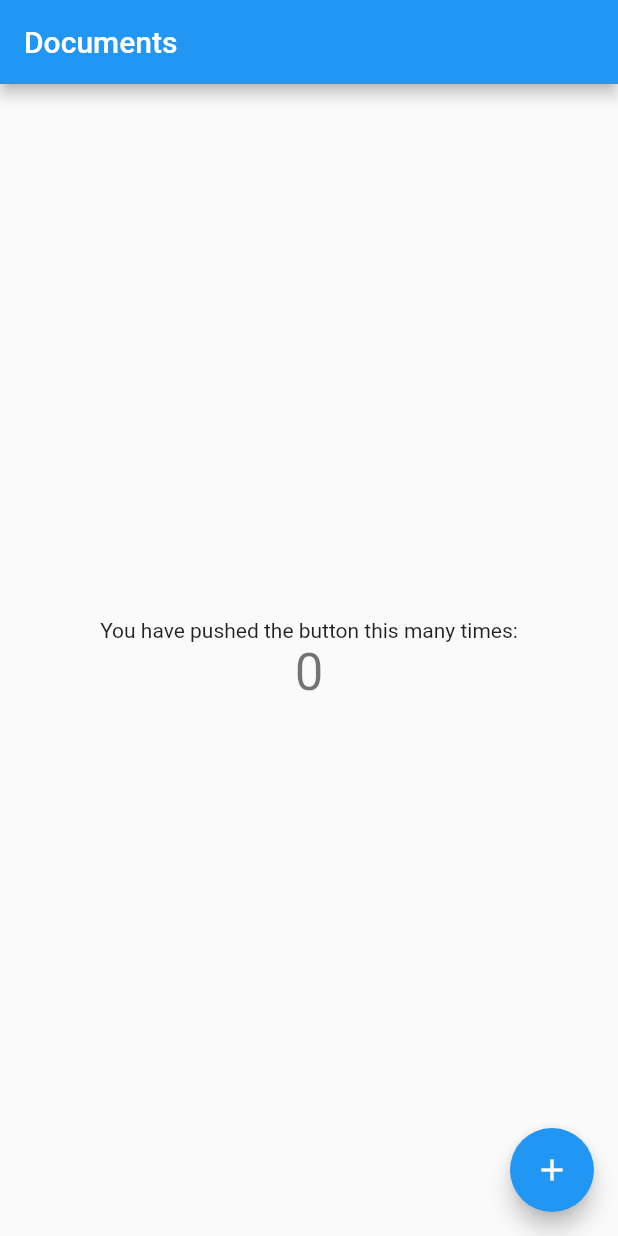
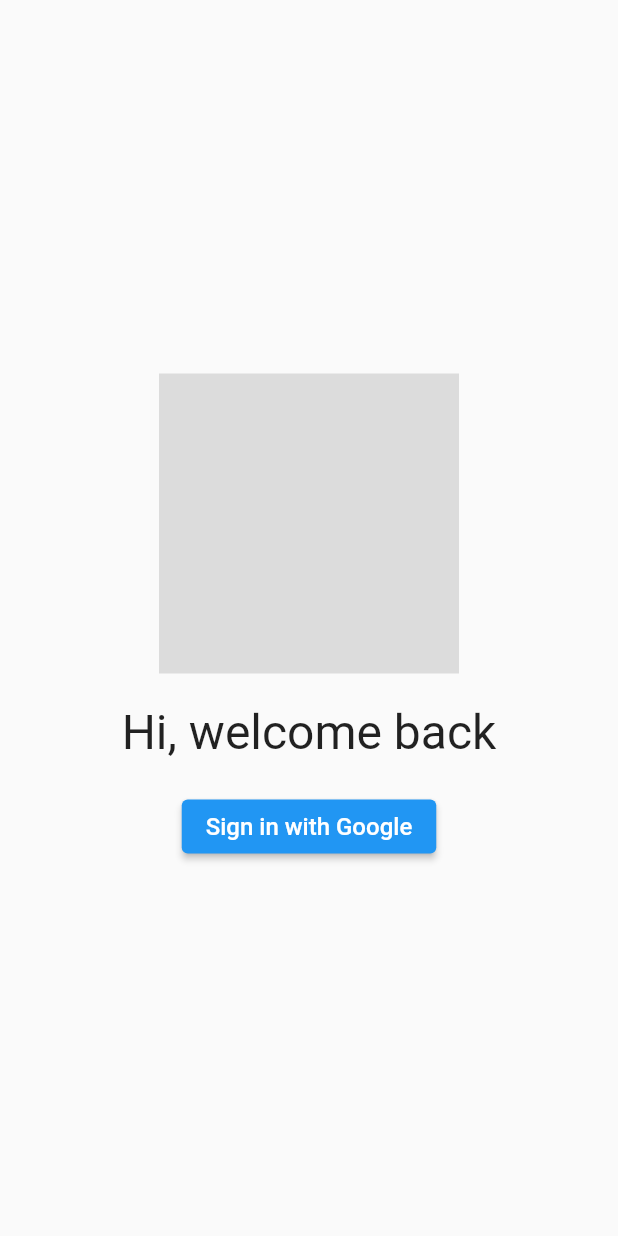
Before and after one commit to DocentSzachista/PIM-project, a Flutter app: the screen it shows after launch, on a phone screen of 412 x 824 dp. Run offline on Flutter 3.47's test engine with Material 2 defaults, Android fonts, the light colour scheme and no system bars; our stand-ins replace firebase_auth, firebase_core, google_sign_in; accounts and stored records are empty; generated files the repository leaves out were written again.

Commit message:
add fully operational google sign in with sample view

```diff
--- a/document_ocr/lib/main.dart
+++ b/document_ocr/lib/main.dart
@@ -1,8 +1,17 @@
+import 'package:document_ocr/pages/logged_in.dart';
+import 'package:document_ocr/pages/login_page.dart';
+import 'package:document_ocr/provider/google_sign_in.dart';
 import 'package:flutter/material.dart';
 import 'package:flutter_localizations/flutter_localizations.dart';
 import 'package:flutter_gen/gen_l10n/app_localizations.dart';
+import 'package:firebase_core/firebase_core.dart';
+import 'package:google_sign_in/google_sign_in.dart';
+import 'package:provider/provider.dart';
+import 'package:firebase_auth/firebase_auth.dart';
 
-void main() {
+void main() async {
+  WidgetsFlutterBinding.ensureInitialized();
+  await Firebase.initializeApp();
   runApp(const MyApp());
 }
 
@@ -11,7 +20,9 @@
 
   @override
   Widget build(BuildContext context) {
-    return MaterialApp(
+    return ChangeNotifierProvider(
+        create: (context) => GoogleSignInProvider(),
+        child: MaterialApp(
           title: 'Flutter Demo',
           localizationsDelegates: const [
             AppLocalizations.delegate,
@@ -27,7 +38,7 @@
             primarySwatch: Colors.blue,
           ),
           home: const MyHomePage(title: 'Flutter Demo Home Page'),
-    );
+        ));
   }
 }
 
@@ -41,39 +52,23 @@
 }
 
 class _MyHomePageState extends State<MyHomePage> {
-  int _counter = 0;
-
-  void _incrementCounter() {
-    setState(() {
-      _counter++;
-    });
-  }
-
   @override
   Widget build(BuildContext context) {
-    return Scaffold(
-      appBar: AppBar(
-        title: Text(AppLocalizations.of(context)!.homePageAppBar),
-      ),
-      body: Center(
-        child: Column(
-          mainAxisAlignment: MainAxisAlignment.center,
-          children: <Widget>[
-            const Text(
-              'You have pushed the button this many times:',
-            ),
-            Text(
-              '$_counter',
-              style: Theme.of(context).textTheme.headline4,
-            ),
-          ],
-        ),
-      ),
-      floatingActionButton: FloatingActionButton(
-        onPressed: _incrementCounter,
-        tooltip: 'Increment',
-        child: const Icon(Icons.add),
-      ),
+    return StreamBuilder(
+      stream: FirebaseAuth.instance.authStateChanges(),
+      builder: (context, snapshot) {
+        if (snapshot.connectionState == ConnectionState.waiting) {
+          return Center(child: CircularProgressIndicator());
+        } else if (snapshot.hasData) {
+          return LoggedIn();
+        } else if (snapshot.hasError) {
+          return Center(
+            child: Text("Something went wrong, try again"),
+          );
+        } else {
+          return LoginPage();
+        }
+      },
     );
   }
 }
--- /dev/null
+++ b/document_ocr/lib/pages/login_page.dart
@@ -0,0 +1,45 @@
+import 'package:flutter/material.dart';
+import 'package:provider/provider.dart';
+
+import '../provider/google_sign_in.dart';
+
+class LoginPage extends StatelessWidget {
+  const LoginPage({Key? key}) : super(key: key);
+
+  @override
+  Widget build(BuildContext context) {
+    return Scaffold(
+        body: Center(
+            child: Column(
+      crossAxisAlignment: CrossAxisAlignment.center,
+      mainAxisAlignment: MainAxisAlignment.center,
+      children: [
+        SizedBox(
+          width: 200,
+          height: 200,
+          child: Container(
+            color: Colors.black12,
+          ),
+        ),
+        Padding(
+            padding: EdgeInsets.symmetric(vertical: 20),
+            child: Text(
+              "Hi, welcome back",
+              style: TextStyle(fontSize: 32, fontFamily: "Roboto"),
+            )),
+        ElevatedButton(
+          style: ButtonStyle(),
+          child: Text(
+            "Sign in with Google",
+            style: TextStyle(fontSize: 16),
+          ),
+          onPressed: () {
+            final provider =
+                Provider.of<GoogleSignInProvider>(context, listen: false);
+            provider.googleLogin();
+          },
+        ),
+      ],
+    )));
+  }
+}
--- /dev/null
+++ b/document_ocr/lib/provider/google_sign_in.dart
@@ -0,0 +1,28 @@
+import 'package:firebase_auth/firebase_auth.dart';
+import 'package:flutter/material.dart';
+import 'package:google_sign_in/google_sign_in.dart';
+
+class GoogleSignInProvider extends ChangeNotifier {
+  final googleSignIn = GoogleSignIn();
+
+  GoogleSignInAccount? _user;
+  GoogleSignInAccount get user => _user!;
+
+  Future googleLogin() async {
+    final googleUser = await googleSignIn.signIn();
+    if (googleUser == null) return;
+
+    final googleAuth = await googleUser.authentication;
+
+    final credential = GoogleAuthProvider.credential(
+        accessToken: googleAuth.accessToken, idToken: googleAuth.idToken);
+
+    await FirebaseAuth.instance.signInWithCredential(credential);
+    notifyListeners();
+  }
+
+  Future logout() async {
+    await googleSignIn.disconnect();
+    FirebaseAuth.instance.signOut();
+  }
+}
```
Also changed, not shown: document_ocr/lib/pages/logged_in.dart (added, +33 -0 lines), document_ocr/pubspec.yaml (+10 -0 lines), document_ocr/pubspec.lock, 3 other files. Lines whose indentation alone changed are shown as unchanged.
